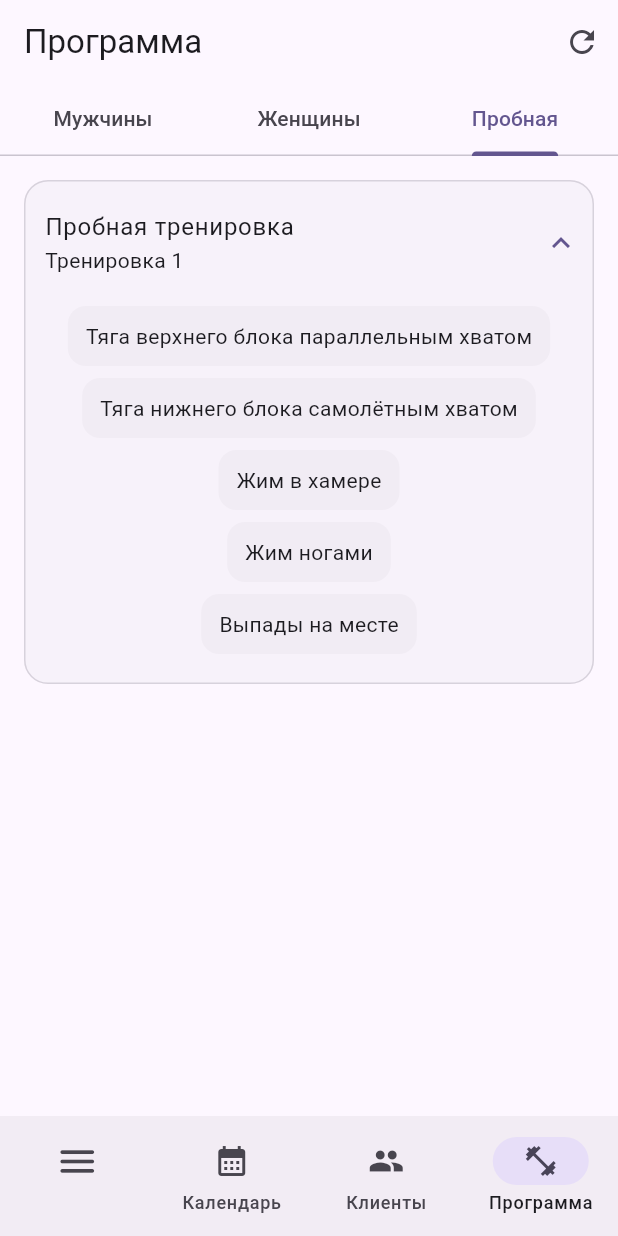
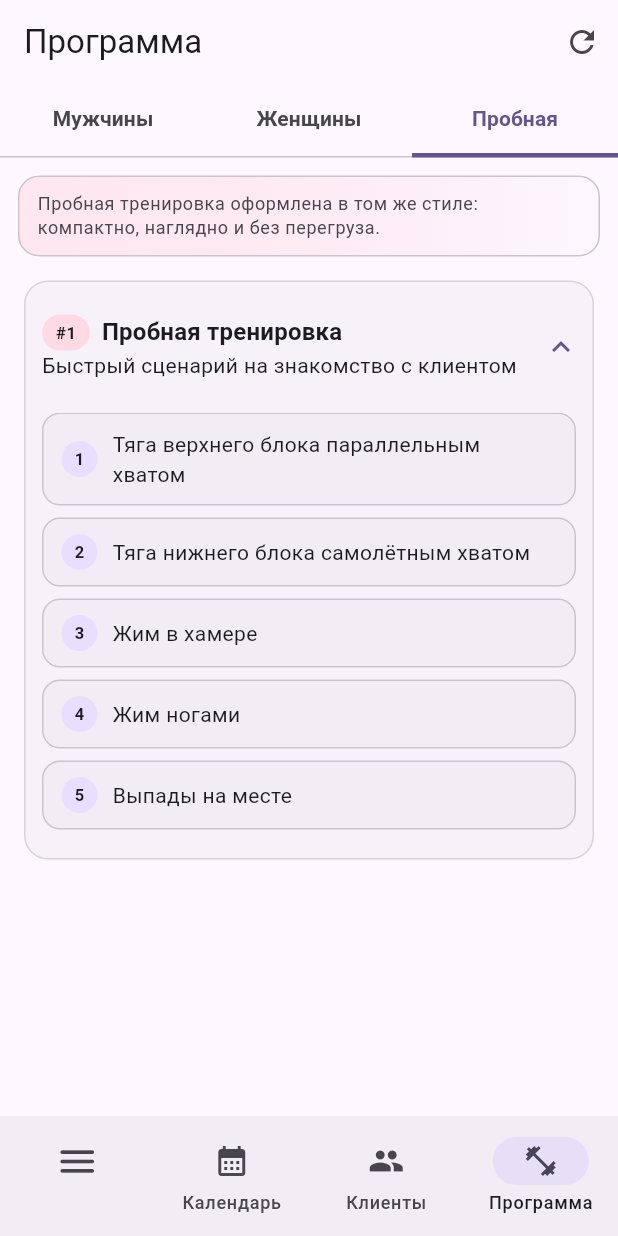
Before and after one commit to 0-bl1v1oN/Trener, a Flutter app: the DefaultProgramsScreen screen opened by its route, tab 3 chosen, on a phone screen of 412 x 824 dp. Run offline on Flutter 3.47's test engine with Material 3 defaults, Android fonts, the light colour scheme and no system bars; our stand-ins replace drift, drift_flutter, go_router, table_calendar; accounts and stored records are empty; generated files the repository leaves out were written again.

Commit message:
шлифуем дизайн

```diff
--- a/lib/features/programs/defalut_programs_screen.dart
+++ b/lib/features/programs/defalut_programs_screen.dart
@@ -53,12 +53,15 @@
               tooltip: 'Обновить',
             ),
           ],
-          bottom: const TabBar(
-            tabs: [
+          bottom: TabBar(
+            tabs: const [
               Tab(text: 'Мужчины'),
               Tab(text: 'Женщины'),
               Tab(text: 'Пробная'),
             ],
+            indicatorSize: TabBarIndicatorSize.tab,
+            indicatorWeight: 3,
+            labelStyle: const TextStyle(fontWeight: FontWeight.w700),
           ),
         ),
         body: TabBarView(
@@ -481,11 +484,32 @@
 
   @override
   Widget build(BuildContext context) {
-    final colors = Theme.of(context).colorScheme;
+    final theme = Theme.of(context);
+    final colors = theme.colorScheme;
 
     return ListView(
       padding: const EdgeInsets.all(12),
       children: [
+        Container(
+          margin: const EdgeInsets.only(bottom: 12),
+          padding: const EdgeInsets.fromLTRB(12, 10, 12, 10),
+          decoration: BoxDecoration(
+            borderRadius: BorderRadius.circular(14),
+            gradient: LinearGradient(
+              colors: [
+                colors.tertiaryContainer.withOpacity(0.55),
+                colors.surface,
+              ],
+            ),
+            border: Border.all(color: colors.outlineVariant),
+          ),
+          child: Text(
+            'Пробная тренировка оформлена в том же стиле: компактно, наглядно и без перегруза.',
+            style: theme.textTheme.bodySmall?.copyWith(
+              color: colors.onSurfaceVariant,
+            ),
+          ),
+        ),
         Card(
           elevation: 0,
           shape: RoundedRectangleBorder(
@@ -493,13 +517,41 @@
             side: BorderSide(color: colors.outlineVariant.withOpacity(0.7)),
           ),
           child: Theme(
-            data: Theme.of(context).copyWith(dividerColor: Colors.transparent),
+            data: theme.copyWith(dividerColor: Colors.transparent),
             child: ExpansionTile(
               initiallyExpanded: true,
-              tilePadding: const EdgeInsets.fromLTRB(14, 6, 10, 6),
+              tilePadding: const EdgeInsets.fromLTRB(12, 8, 10, 8),
               childrenPadding: const EdgeInsets.fromLTRB(12, 0, 12, 12),
-              title: const Text('Пробная тренировка'),
-              subtitle: const Text('Тренировка 1'),
+              title: Row(
+                children: [
+                  Container(
+                    padding: const EdgeInsets.symmetric(
+                      horizontal: 9,
+                      vertical: 4,
+                    ),
+                    decoration: BoxDecoration(
+                      color: colors.tertiaryContainer,
+                      borderRadius: BorderRadius.circular(999),
+                    ),
+                    child: Text(
+                      '#1',
+                      style: theme.textTheme.labelSmall?.copyWith(
+                        fontWeight: FontWeight.w700,
+                      ),
+                    ),
+                  ),
+                  const SizedBox(width: 8),
+                  Expanded(
+                    child: Text(
+                      'Пробная тренировка',
+                      style: theme.textTheme.titleMedium?.copyWith(
+                        fontWeight: FontWeight.w700,
+                      ),
+                    ),
+                  ),
+                ],
+              ),
+              subtitle: const Text('Быстрый сценарий на знакомство с клиентом'),
               shape: RoundedRectangleBorder(
                 borderRadius: BorderRadius.circular(16),
               ),
@@ -507,7 +559,7 @@
                 borderRadius: BorderRadius.circular(16),
               ),
               children: [
-                for (final e in exercises)
+                for (var i = 0; i < exercises.length; i++)
                   Container(
                     margin: const EdgeInsets.only(bottom: 8),
                     padding: const EdgeInsets.symmetric(
@@ -515,10 +567,26 @@
                       vertical: 10,
                     ),
                     decoration: BoxDecoration(
-                      color: colors.surfaceContainerHighest.withOpacity(0.35),
+                      color: colors.surfaceContainerHighest.withOpacity(0.30),
                       borderRadius: BorderRadius.circular(12),
+                      border: Border.all(color: colors.outlineVariant),
                     ),
-                    child: Text(e),
+                    child: Row(
+                      children: [
+                        CircleAvatar(
+                          radius: 12,
+                          backgroundColor: colors.primaryContainer,
+                          child: Text(
+                            '${i + 1}',
+                            style: theme.textTheme.labelSmall?.copyWith(
+                              fontWeight: FontWeight.w700,
+                            ),
+                          ),
+                        ),
+                        const SizedBox(width: 10),
+                        Expanded(child: Text(exercises[i])),
+                      ],
+                    ),
                   ),
               ],
             ),
--- a/pubspec.yaml
+++ b/pubspec.yaml
@@ -16,7 +16,7 @@
 # https://developer.apple.com/library/archive/documentation/General/Reference/InfoPlistKeyReference/Articles/CoreFoundationKeys.html
 # In Windows, build-name is used as the major, minor, and patch parts
 # of the product and file versions while build-number is used as the build suffix.
-version: 1.3.9+40
+version: 1.4.0+41
 
 environment:
   sdk: ^3.10.8
```
